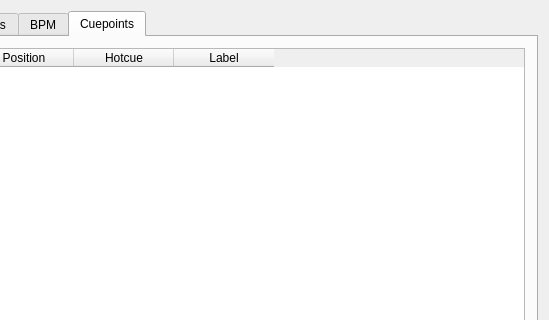
Before: the Qt Designer form src/library/dlgtrackinfo.ui in mixxxdj/mixxx, drawn with Qt 5; both pictures show x 151 to 700 and y 0 to 320 of the 700 by 588 pixel window.
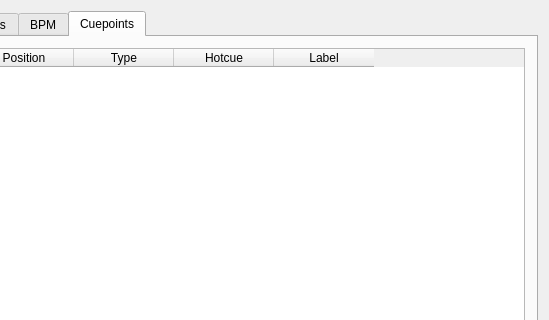
After: the same form once the commit is applied. The open tabs and pages were chosen to show the change.

Commit message: Track properties dialog: Add Type column to table on Cuepoints tab

```diff
--- a/src/library/dlgtrackinfo.ui
+++ b/src/library/dlgtrackinfo.ui
@@ -815,6 +815,11 @@
            <string>Position</string>
           </property>
          </column>
+         <column>
+          <property name="text">
+           <string>Type</string>
+          </property>
+         </column>
          <column>
           <property name="text">
            <string>Hotcue</string>
```
The commit also changes 1 other file.
